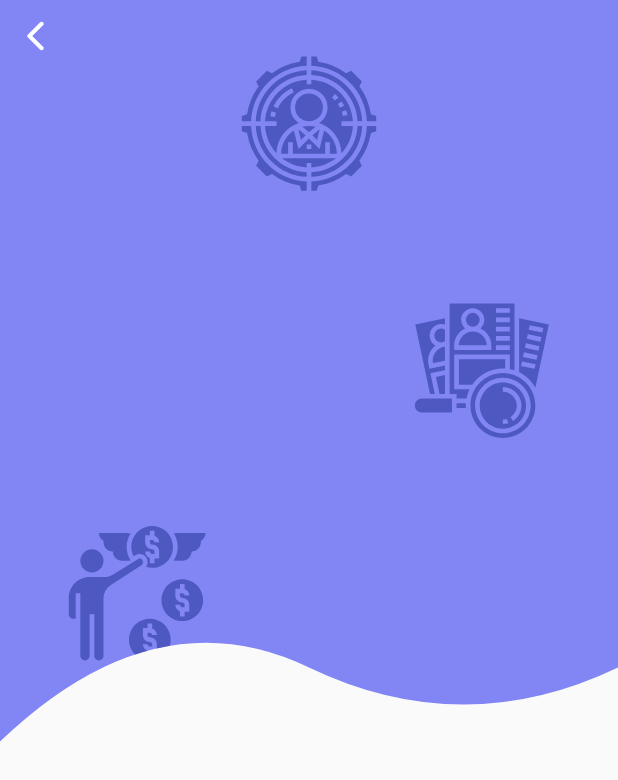
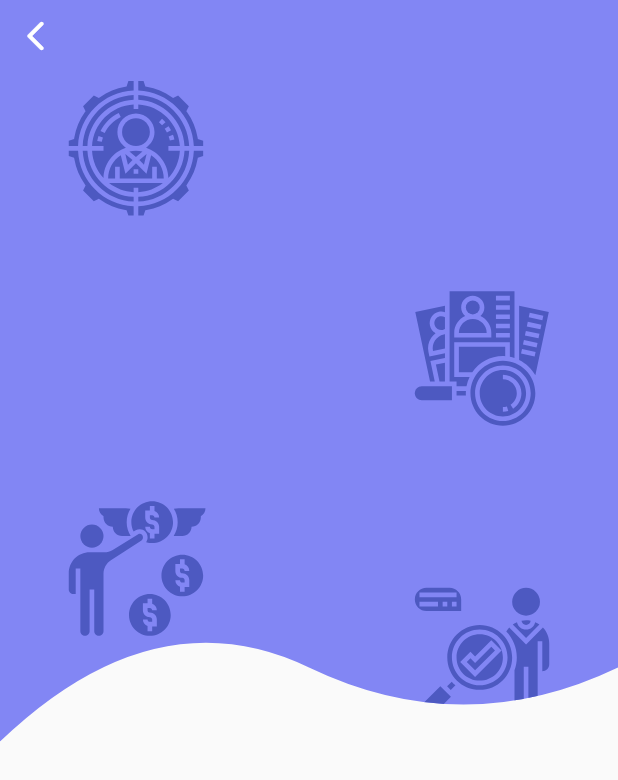
Before and after one commit to BBarisKilic/HRMS-Frontend-Flutter, a Flutter app: the screen it shows after launch, after a tap on "Log in", on a phone screen of 412 x 824 dp. Shown: the top 780 px of the screen. Run offline on Flutter 3.47's test engine with Material 2 defaults, Android fonts, the light colour scheme and no system bars; our stand-ins replace flutter_svg, get, responsive_builder, sizer.

Commit message:
Created Hero animation between Welcome and Login screens.

```diff
--- a/lib/views/login/login_page_phone.dart
+++ b/lib/views/login/login_page_phone.dart
@@ -28,9 +28,9 @@ class LoginPagePhone extends StatelessWidget {
                   ),
                 ),
                 Padding(
-                  padding: EdgeInsets.only(top: 4.h),
+                  padding: EdgeInsets.only(top: 6.h, left: 10.w),
                   child: Align(
-                    alignment: Alignment.topCenter,
+                    alignment: Alignment.topLeft,
                     child: SvgPicture.asset(
                       "assets/images/headhunter.svg",
                       height: 12.h,
@@ -39,7 +39,7 @@ class LoginPagePhone extends StatelessWidget {
                   ),
                 ),
                 Padding(
-                  padding: EdgeInsets.symmetric(horizontal: 10.w),
+                  padding: EdgeInsets.only(bottom: 2.h, right: 10.w),
                   child: Align(
                     alignment: Alignment.centerRight,
                     child: SvgPicture.asset(
@@ -50,7 +50,7 @@ class LoginPagePhone extends StatelessWidget {
                   ),
                 ),
                 Padding(
-                  padding: EdgeInsets.only(left: 10.w, bottom: 6.h),
+                  padding: EdgeInsets.only(bottom: 8.h, left: 10.w),
                   child: Row(
                     children: [
                       Align(
@@ -64,6 +64,20 @@ class LoginPagePhone extends StatelessWidget {
                     ],
                   ),
                 ),
+                Padding(
+                  padding: EdgeInsets.only(bottom: 1.h, right: 10.w),
+                  child: Align(
+                    alignment: Alignment.bottomRight,
+                    child: Hero(
+                      tag: "human_resources",
+                      child: SvgPicture.asset(
+                        "assets/images/human_resources.svg",
+                        width: 12.h,
+                        color: const Color(0xff4d59c1),
+                      ),
+                    ),
+                  ),
+                ),
               ],
             ),
           ),
--- a/lib/views/welcome/welcome_page_phone.dart
+++ b/lib/views/welcome/welcome_page_phone.dart
@@ -38,10 +38,13 @@ class WelcomePagePhone extends StatelessWidget {
         return AnimatedOpacity(
           duration: const Duration(seconds: 1),
           opacity: _welcomePageController.isImageVisible ? 1 : 0,
-          child: SvgPicture.asset(
-            "assets/images/human_resources.svg",
-            width: 80.w,
-            color: const Color(0xff4d59c1),
+          child: Hero(
+            tag: "human_resources",
+            child: SvgPicture.asset(
+              "assets/images/human_resources.svg",
+              width: 80.w,
+              color: const Color(0xff4d59c1),
+            ),
           ),
         );
       }),
```
